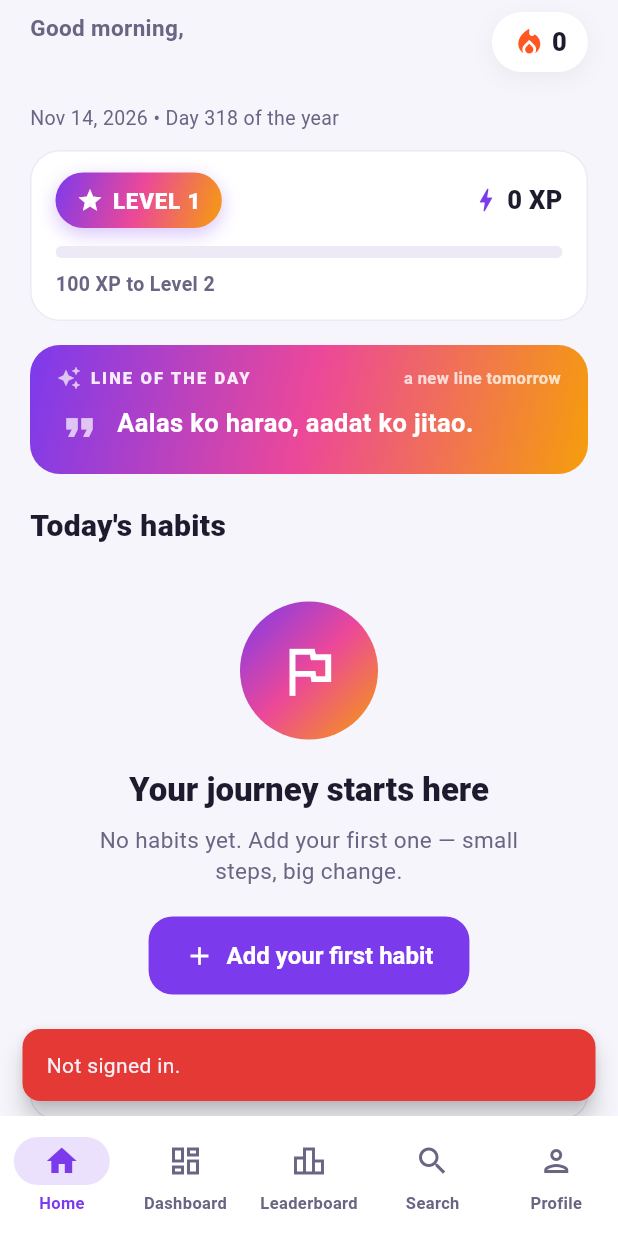
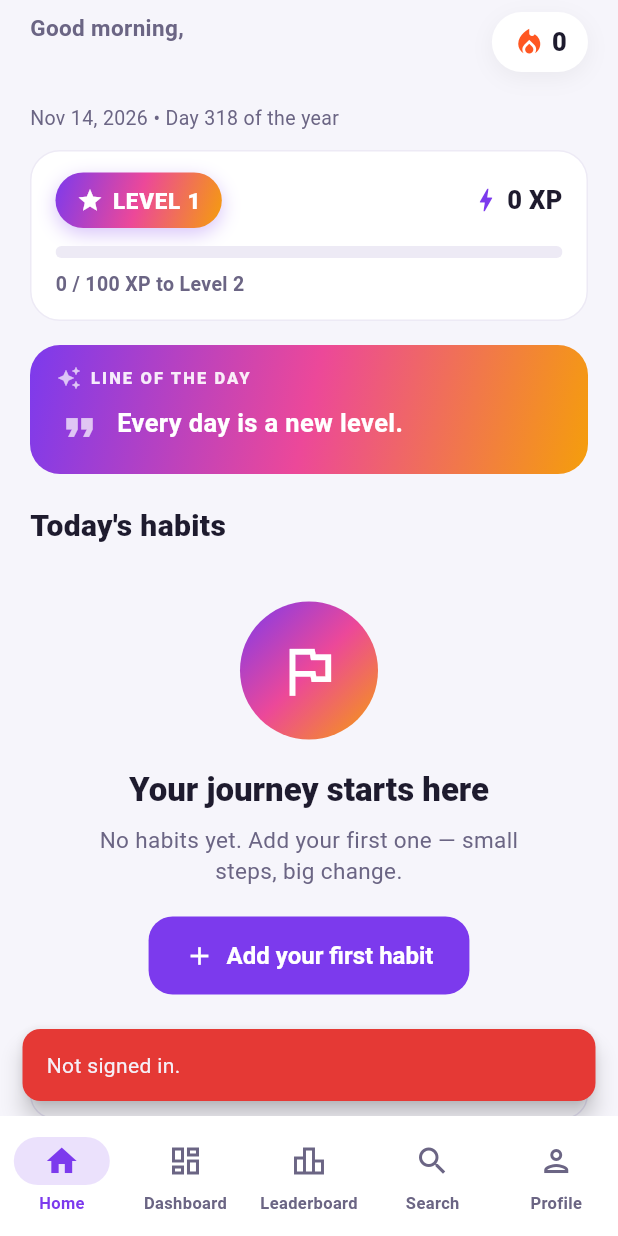
Before and after one commit to yash-sharmax/lifegame, a Flutter app: the MainShell screen opened directly, on a phone screen of 412 x 824 dp. Run offline on Flutter 3.47's test engine with Material 3 defaults, Android fonts, the phone set to English and light mode, and no system bars; drawn by our look-alikes of flutter_animate; our stand-ins replace appwrite, confetti, fl_chart; accounts and stored records are empty.

Commit message:
Life Game v2.2.0+7 — instant task toggles, X/Y XP, English-only line
- Profile weekly/monthly tasks: optimistic XP paint (+2/-2 instantly,
  rollback on failure) + double-tap guard, mirroring Home's habit
  toggle; XpBar animation 900ms -> 400ms.
- XpBar caption now reads '52 / 100 XP to Level 2' (X out of Y).
- Daily line is English only: 17 Hinglish lines replaced with English
  ones (36 total, same dayOfYear % 36 rotation).
- Removed the 'a new line tomorrow' caption from the Line of the Day
  card.
- Tests: 57 passing (3 skipped by design), analyze 0 issues; goldens
  regenerated and read.

```diff
--- a/lib/screens/home_screen.dart
+++ b/lib/screens/home_screen.dart
@@ -590,22 +590,6 @@ class _DailyLineCard extends StatelessWidget {
                   letterSpacing: 1.4,
                 ),
               ),
-              const SizedBox(width: 12),
-              // Flexible so a wide font / larger text scale truncates the
-              // caption instead of overflowing the card (the test font's
-              // glyphs are far wider than any real device font).
-              Expanded(
-                child: Text(
-                  'a new line tomorrow',
-                  textAlign: TextAlign.right,
-                  overflow: TextOverflow.ellipsis,
-                  style: TextStyle(
-                    color: Colors.white.withValues(alpha: 0.75),
-                    fontWeight: FontWeight.w600,
-                    fontSize: 11,
-                  ),
-                ),
-              ),
             ],
           ),
           const SizedBox(height: 10),
--- a/lib/widgets/common.dart
+++ b/lib/widgets/common.dart
@@ -117,7 +117,6 @@ class XpBar extends StatelessWidget {
   Widget build(BuildContext context) {
     final level = levelForXp(xp);
     final progress = progressToNextLevel(xp);
-    final toNext = xpToNextLevel(xp);
     return Container(
       padding: const EdgeInsets.fromLTRB(16, 14, 16, 14),
       decoration: BoxDecoration(
@@ -183,7 +182,7 @@ class XpBar extends StatelessWidget {
             borderRadius: BorderRadius.circular(999),
             child: TweenAnimationBuilder<double>(
               tween: Tween<double>(begin: 0, end: progress),
-              duration: const Duration(milliseconds: 900),
+              duration: const Duration(milliseconds: 400),
               curve: Curves.easeOutCubic,
               builder: (context, value, _) => LinearProgressIndicator(
                 value: value,
@@ -196,8 +195,11 @@ class XpBar extends StatelessWidget {
             ),
           ),
           const SizedBox(height: 8),
+          // "X / 100 XP to Level N": how much of this level is done and
+          // how much is left — the user could not tell from the old
+          // "N XP to Level" caption alone (feedback, 14 Nov 2026).
           Text(
-            '$toNext XP to Level ${level + 1}',
+            '${xp % xpPerLevel} / $xpPerLevel XP to Level ${level + 1}',
             style: const TextStyle(
               color: AppTheme.inkSoft,
               fontWeight: FontWeight.w600,
--- a/pubspec.yaml
+++ b/pubspec.yaml
@@ -1,7 +1,7 @@
 name: lifegame
 description: "Life Game — habit tracker. Win your day, level up your life."
 publish_to: 'none'
-version: 2.2.0+6
+version: 2.2.0+7
 
 environment:
   sdk: ^3.13.7
```
Also changed, not shown: lib/logic/quotes.dart (+20 -19 lines), lib/screens/profile_screen.dart (+61 -6 lines), 10 other files.
